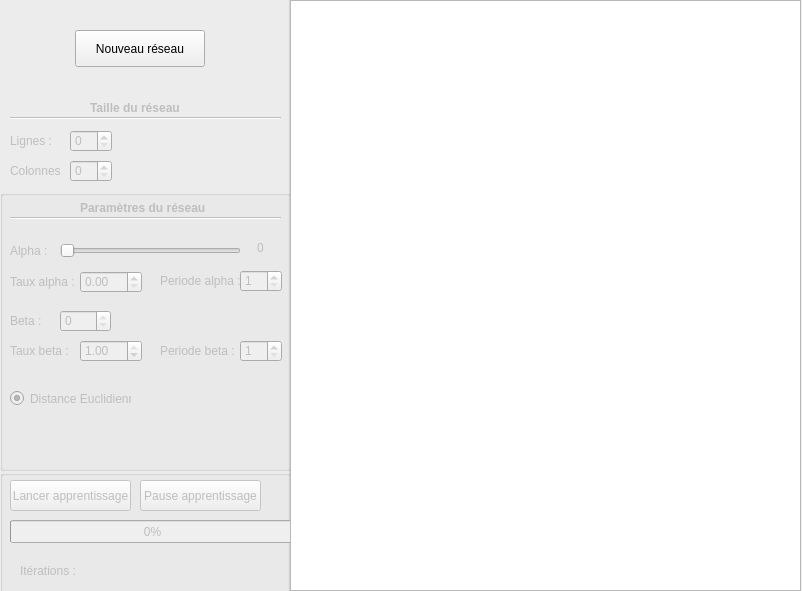
The window that Projet/PTUT/PTUT.ui (Asord/ProjetSOM) describes before a commit, drawn with Qt 5.
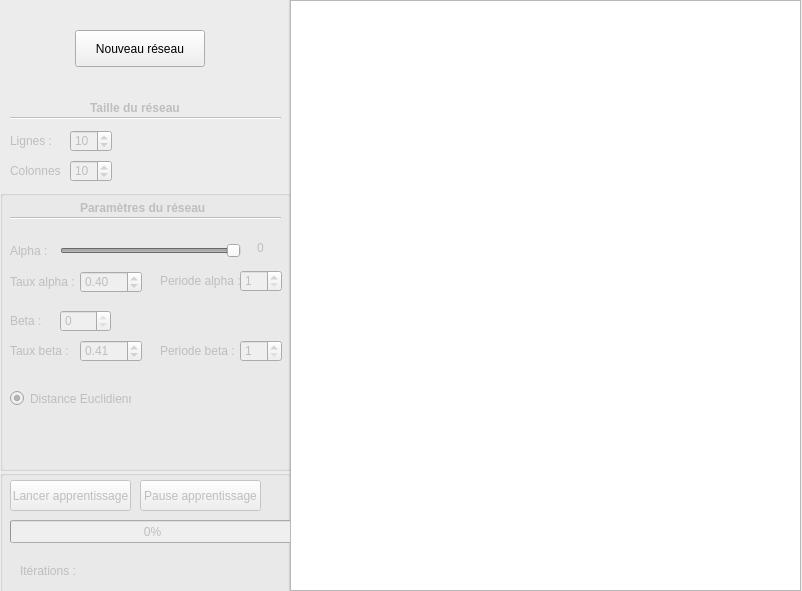
The same window after the commit.

Diff of the .ui file:
```diff
--- a/Projet/PTUT/PTUT.ui
+++ b/Projet/PTUT/PTUT.ui
@@ -209,6 +209,9 @@
       <height>22</height>
      </rect>
     </property>
+    <property name="value">
+     <number>10</number>
+    </property>
    </widget>
    <widget class="QLabel" name="ErreurLignes">
     <property name="enabled">
@@ -242,7 +245,7 @@
      </rect>
     </property>
     <property name="value">
-     <number>0</number>
+     <number>10</number>
     </property>
    </widget>
    <widget class="QLabel" name="ErreurColonnes">
@@ -332,8 +335,11 @@
      <property name="maximum">
       <number>1000</number>
      </property>
+     <property name="value">
+      <number>1000</number>
+     </property>
      <property name="sliderPosition">
-      <number>0</number>
+      <number>1000</number>
      </property>
      <property name="orientation">
       <enum>Qt::Horizontal</enum>
@@ -497,6 +503,9 @@
      <property name="singleStep">
       <double>0.010000000000000</double>
      </property>
+     <property name="value">
+      <double>0.400000000000000</double>
+     </property>
     </widget>
     <widget class="QSpinBox" name="PeriodeAlphaValue">
      <property name="enabled">
@@ -552,7 +561,7 @@
       <double>0.010000000000000</double>
      </property>
      <property name="value">
-      <double>1.000000000000000</double>
+      <double>0.410000000000000</double>
      </property>
     </widget>
     <widget class="QSpinBox" name="PeriodeBetaValue">
```
Left out of the diff: 21 changed lines with no effect on the pictures.
